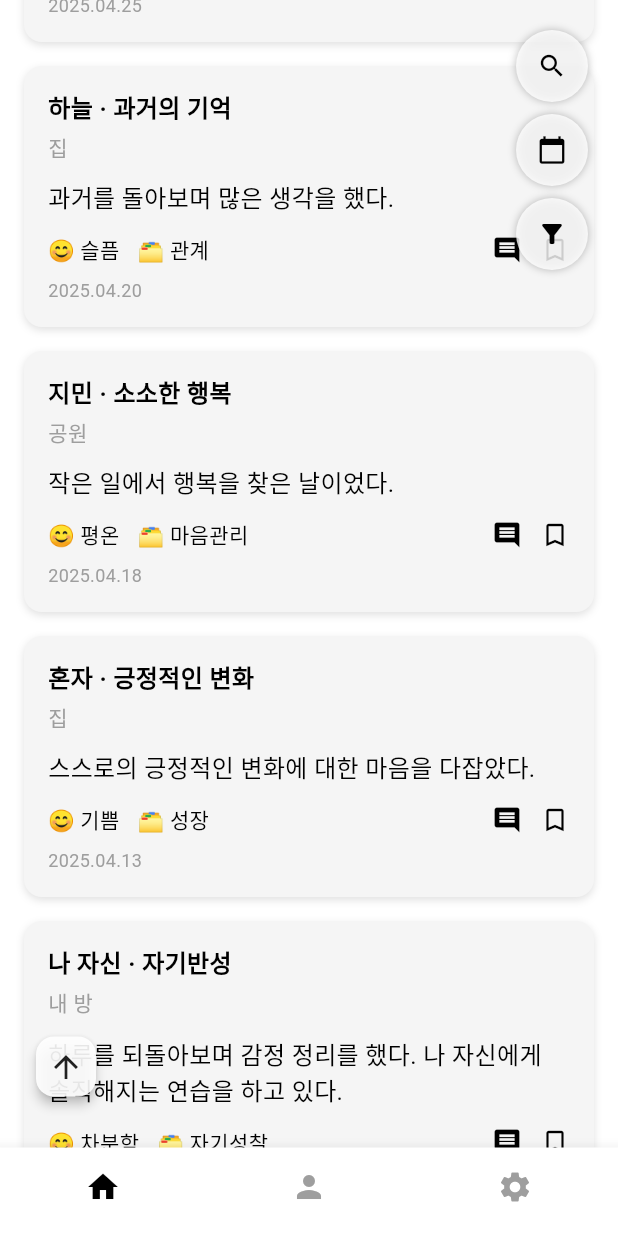
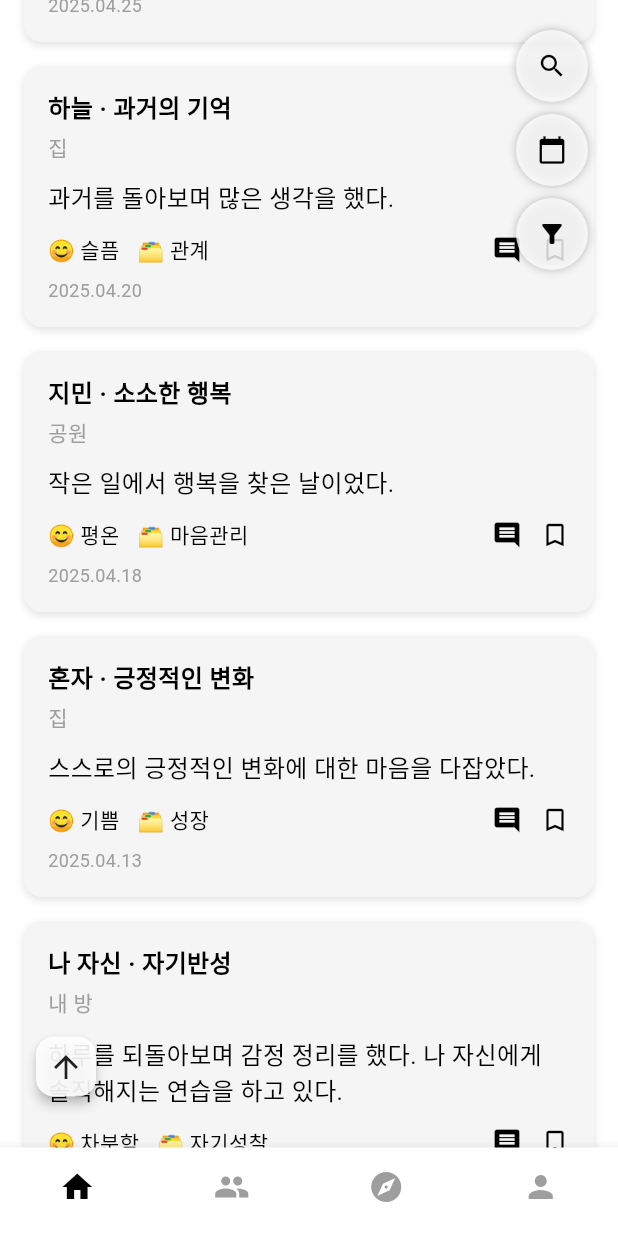
Before and after one commit to dhkdgh98/RelateX_front_main, a Flutter app: the BottomNavScreen screen opened directly, scrolled down 1152 dp, on a phone screen of 412 x 824 dp. Run offline on Flutter 3.47's test engine with Material 3 defaults, Android fonts, the phone set to English and light mode, and no system bars.

Commit message:
회원가입 화면완료 및 로그인화면 이동로직 완료, 설정화면 생성

```diff
--- a/lib/features/bottom_nav/view/bottom_nav_screen.dart
+++ b/lib/features/bottom_nav/view/bottom_nav_screen.dart
@@ -1,3 +1,55 @@
+
+// import 'package:flutter/material.dart';
+// import '../../home/view/home_screen.dart';
+
+// class BottomNavScreen extends StatefulWidget {
+//   const BottomNavScreen({super.key});
+
+//   @override
+//   State<BottomNavScreen> createState() => _BottomNavScreenState();
+// }
+
+// class _BottomNavScreenState extends State<BottomNavScreen> {
+//   int _currentIndex = 0;
+
+//   final List<Widget> _screens = [
+//     const HomeScreen(),
+//     const Center(child: Text('Profile Screen')),
+//     const Center(child: Text('Settings Screen')),
+//   ];
+
+//   @override
+//   Widget build(BuildContext context) {
+//     return Scaffold(
+//       body: _screens[_currentIndex],
+//       bottomNavigationBar: BottomNavigationBar(
+//         currentIndex: _currentIndex,
+//         onTap: (index) {
+//           setState(() {
+//             _currentIndex = index;
+//           });
+//         },
+//         type: BottomNavigationBarType.fixed,
+//         showSelectedLabels: false,
+//         showUnselectedLabels: false,
+//         items: const [
+//           BottomNavigationBarItem(
+//             icon: Icon(Icons.home),
+//             label: '',
+//           ),
+//           BottomNavigationBarItem(
+//             icon: Icon(Icons.person),
+//             label: '',
+//           ),
+//           BottomNavigationBarItem(
+//             icon: Icon(Icons.settings),
+//             label: '',
+//           ),
+//         ],
+//       ),
+//     );
+//   }
+// }
 
 import 'package:flutter/material.dart';
 import '../../home/view/home_screen.dart';
@@ -14,8 +66,9 @@ class _BottomNavScreenState extends State<BottomNavScreen> {
 
   final List<Widget> _screens = [
     const HomeScreen(),
-    const Center(child: Text('Profile Screen')),
-    const Center(child: Text('Settings Screen')),
+    const Center(child: Text('👥 친구 목록')),
+    const Center(child: Text('🔍 탐색탭')),
+    const Center(child: Text('👤 프로필')),
   ];
 
   @override
@@ -38,11 +91,15 @@ class _BottomNavScreenState extends State<BottomNavScreen> {
             label: '',
           ),
           BottomNavigationBarItem(
-            icon: Icon(Icons.person),
+            icon: Icon(Icons.people),
             label: '',
           ),
           BottomNavigationBarItem(
-            icon: Icon(Icons.settings),
+            icon: Icon(Icons.explore),
+            label: '',
+          ),
+          BottomNavigationBarItem(
+            icon: Icon(Icons.person),
             label: '',
           ),
         ],
--- a/lib/features/home/view/home_screen.dart
+++ b/lib/features/home/view/home_screen.dart
@@ -6,6 +6,7 @@ import 'home_widgets/timelineList.dart';
 import '../model/home_model.dart';
 import 'home_widgets/chat_floating_button.dart';
 import 'home_widgets/buttons.dart'; // ✅ 버튼 묶음 위젯!
+import '../../settings/view/setting_screen.dart';
 
 class HomeScreen extends StatefulWidget {
   const HomeScreen({super.key});
@@ -49,6 +50,41 @@ class _HomeScreenState extends State<HomeScreen> {
     super.dispose();
   }
 
+  // @override
+  // Widget build(BuildContext context) {
+  //   return Stack(
+  //     children: [
+  //       SafeArea(
+  //         child: Column(
+  //           children: [
+  //             // ✅ 위쪽 record 박스 영역 (스크롤 시 사라짐)
+  //             AnimatedSwitcher(
+  //               duration: const Duration(milliseconds: 300),
+  //               switchInCurve: Curves.easeOut,
+  //               switchOutCurve: Curves.easeIn,
+  //               child: showRecordBox
+  //                   ? Column(
+  //                       key: const ValueKey("recordBox"),
+  //                       crossAxisAlignment: CrossAxisAlignment.start,
+  //                       children: const [
+  //                         Padding(
+  //                           padding: EdgeInsets.symmetric(horizontal: 20.0, vertical: 10.0),
+  //                           child: Text(
+  //                             'Relate X',
+  //                             style: TextStyle(
+  //                               fontFamily: 'CourierPrime',
+  //                               fontSize: 20,
+  //                               fontWeight: FontWeight.bold,  // 이 부분 추가
+  //                               fontStyle: FontStyle.normal,   // 이 부분 추가
+  //                               color: Colors.black,
+  //                             ),
+  //                           ),
+  //                         ),
+  //                         RecordBoxWidget(),
+  //                       ],
+  //                     )
+  //                   : const SizedBox.shrink(),
+  //             ),
 @override
 Widget build(BuildContext context) {
   return Stack(
@@ -65,26 +101,39 @@ class _HomeScreenState extends State<HomeScreen> {
                   ? Column(
                       key: const ValueKey("recordBox"),
                       crossAxisAlignment: CrossAxisAlignment.start,
-                        children: const [
+                      children: [
                         Padding(
-                            padding: EdgeInsets.symmetric(horizontal: 20.0, vertical: 10.0),
-                            child: Text(
+                          padding: const EdgeInsets.symmetric(horizontal: 20.0, vertical: 10.0),
+                          child: Row(
+                            mainAxisAlignment: MainAxisAlignment.spaceBetween,
+                            children: [
+                              const Text(
                                 'Relate X',
                                 style: TextStyle(
                                   fontFamily: 'CourierPrime',
                                   fontSize: 20,
-                                fontWeight: FontWeight.bold,  // 이 부분 추가
-                                fontStyle: FontStyle.normal,   // 이 부분 추가
+                                  fontWeight: FontWeight.bold,
+                                  fontStyle: FontStyle.normal,
                                   color: Colors.black,
                                 ),
                               ),
+                              IconButton(
+                                icon: const Icon(Icons.settings),
+                                onPressed: () {
+                                  Navigator.push(
+                                    context,
+                                    MaterialPageRoute(builder: (context) => const SettingScreen()),
+                                  );
+                                },
                               ),
-                          RecordBoxWidget(),
+                            ],
+                          ),
+                        ),
+                        const RecordBoxWidget(),
                       ],
                     )
                   : const SizedBox.shrink(),
             ),
-
               // ✅ 타임라인 리스트
               Expanded(
                 child: ListView(
--- a/lib/features/home/view/home_widgets/chat_floating_button.dart
+++ b/lib/features/home/view/home_widgets/chat_floating_button.dart
@@ -7,7 +7,7 @@ class ChatFloatingButton extends StatelessWidget {
   @override
   Widget build(BuildContext context) {
     return FloatingActionButton(
-      backgroundColor: const Color.fromARGB(216, 249, 247, 247),
+      backgroundColor: const Color.fromARGB(215, 0, 0, 0),
       onPressed: () {
         showModalBottomSheet(
           context: context,
```
Also changed, not shown: lib/features/settings/view/setting_screen.dart (added, +23 -0 lines). Lines whose indentation alone changed are shown as unchanged.
